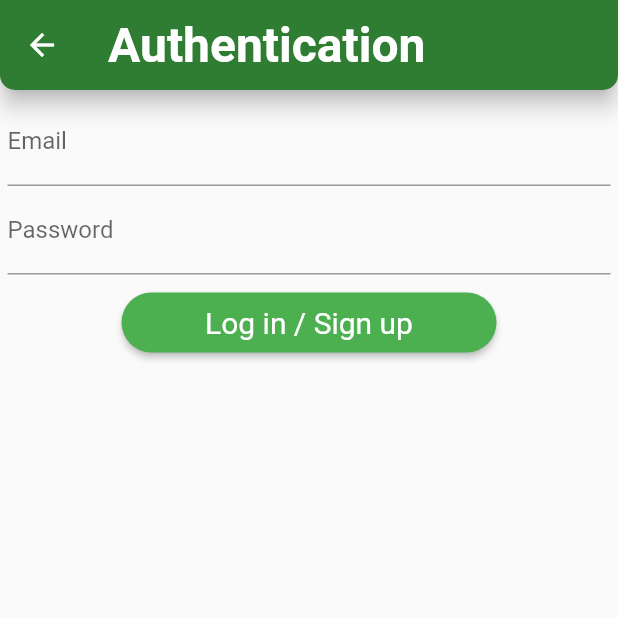
After one commit to szepfalusi/goreader, a Flutter app: the screen it shows after launch, after a tap on "Sign out", on a phone screen of 412 x 824 dp, the top half of it. The commit adds this screen. Run offline on Flutter 3.47's test engine with Material 2 defaults, Android fonts, the phone set to English and light mode, and no system bars; drawn by our look-alikes of flutter_form_builder; our stand-ins replace cloud_firestore, firebase_auth, firebase_core, form_builder_validators, google_fonts; missing offline and left inert: flutter_nfc_kit, form_builder_image_picker, ndef; accounts and stored records are empty; Roboto replaces fonts that are missing (Overpass).

Commit message:
Authentication prepare

```diff
--- /dev/null
+++ b/lib/helpers/authentication_helper.dart
@@ -0,0 +1,5 @@
+import 'package:firebase_auth/firebase_auth.dart';
+
+class AuthenticationHelper {
+
+}
--- a/lib/main.dart
+++ b/lib/main.dart
@@ -4,6 +4,7 @@ import 'package:firebase_core/firebase_core.dart';
 import 'package:flutter/material.dart';
 import 'package:form_builder_validators/form_builder_validators.dart';
 import 'package:google_fonts/google_fonts.dart';
+import 'package:goreader/screens/auth_screen.dart';
 import 'package:provider/provider.dart';
 
 import 'firebase_options.dart';
@@ -57,6 +58,7 @@ class MyApp extends StatelessWidget {
           MyTagsScreen.routeName: (ctx) => MyTagsScreen(),
           TagFormScreen.routeName: (ctx) => TagFormScreen(),
           ProfileScreen.routeName: (ctx) => ProfileScreen(),
+          AuthScreen.routeName: (ctx) => AuthScreen(),
         },
       ),
     );
--- a/lib/models/tag.dart
+++ b/lib/models/tag.dart
@@ -9,7 +9,6 @@ class Tag extends ChangeNotifier {
   final bool visibleAddress;
   final bool visiblePhone;
   final bool visibleNote;
-  final String userId;
 
   Tag({
     required this.id,
@@ -20,7 +19,6 @@ class Tag extends ChangeNotifier {
     required this.visibleAddress,
     required this.visiblePhone,
     required this.visibleNote,
-    required this.userId,
   });
 
   Map<String, dynamic> toJson() => {
@@ -32,6 +30,5 @@ class Tag extends ChangeNotifier {
         'visibleAddress': visibleAddress,
         'visiblePhone': visiblePhone,
         'visibleNote': visibleNote,
-        'userId': userId,
       };
 }
--- /dev/null
+++ b/lib/screens/auth_screen.dart
@@ -0,0 +1,63 @@
+import 'package:flutter/material.dart';
+import 'package:flutter_form_builder/flutter_form_builder.dart';
+import 'package:form_builder_validators/form_builder_validators.dart';
+import 'package:goreader/widgets/custom_app_bar.dart';
+
+class AuthScreen extends StatelessWidget {
+  static String routeName = '/auth-screen';
+
+  final _formKey = GlobalKey<FormBuilderState>();
+
+  @override
+  Widget build(BuildContext context) {
+    return Scaffold(
+      appBar: customAppBar('Authentication'),
+      body: Padding(
+        padding: const EdgeInsets.all(5),
+        child: Column(
+          children: [
+            FormBuilder(
+              key: _formKey,
+              child: Column(
+                children: [
+                  FormBuilderTextField(
+                    name: 'email',
+                    decoration: const InputDecoration(
+                      labelText: 'Email',
+                    ),
+                    validator: FormBuilderValidators.compose([
+                      FormBuilderValidators.required(context),
+                      FormBuilderValidators.email(context),
+                    ]),
+                    textInputAction: TextInputAction.next,
+                  ),
+                  FormBuilderTextField(
+                    name: 'password',
+                    obscureText: true,
+                    decoration: const InputDecoration(
+                      labelText: 'Password',
+                    ),
+                    validator: FormBuilderValidators.compose([
+                      FormBuilderValidators.required(context),
+                    ]),
+                    textInputAction: TextInputAction.done,
+                  ),
+                ],
+              ),
+            ),
+            const SizedBox(
+              height: 8,
+            ),
+            ElevatedButton(
+              onPressed: () {
+                _formKey.currentState?.save();
+                print(_formKey.currentState?.value);
+              },
+              child: const Text('Log in / Sign up'),
+            )
+          ],
+        ),
+      ),
+    );
+  }
+}
--- a/lib/screens/main_menu_screen.dart
+++ b/lib/screens/main_menu_screen.dart
@@ -8,6 +8,7 @@ import 'package:ndef/ndef.dart' as ndef;
 import 'package:provider/provider.dart';
 
 import '../widgets/custom_app_bar.dart';
+import 'auth_screen.dart';
 import 'found_tag_screen.dart';
 import 'my_tags_screen.dart';
 import 'profile_screen.dart';
@@ -49,8 +50,10 @@ class MainMenuScreen extends StatelessWidget {
             ),
             const SizedBox(height: 5),
             ElevatedButton(
-              onPressed: () {},
-              child: const Text('Log out'),
+              onPressed: () {
+                Navigator.of(context).pushNamed(AuthScreen.routeName);
+              },
+              child: const Text('Sign out'),
               style: ButtonStyle(
                   backgroundColor: MaterialStateProperty.all(Colors.red)),
             ),
--- a/lib/screens/my_tags_screen.dart
+++ b/lib/screens/my_tags_screen.dart
@@ -9,7 +9,7 @@ import 'package:provider/provider.dart';
 
 class MyTagsScreen extends StatelessWidget {
   static String routeName = '/my-tags-screen';
-  Future<void> rebuildTags(BuildContext context) async {
+  static Future<void> rebuildTags(BuildContext context) async {
     await Provider.of<Tags>(context, listen: false).getTagsFromAPI();
   }
 
--- a/pubspec.yaml
+++ b/pubspec.yaml
@@ -42,6 +42,8 @@ dependencies:
   firebase_core: ^1.11.0
   cloud_firestore: ^3.1.6
   flutter_nfc_kit: ^3.2.0
+  firebase_auth: ^3.3.7
+  firebase_auth_web: ^3.3.7
 
 dev_dependencies:
   flutter_test:
```
Also changed, not shown: lib/models/tags.dart (+12 -2 lines), lib/screens/tag_form_screen.dart (+5 -3 lines), pubspec.lock.
